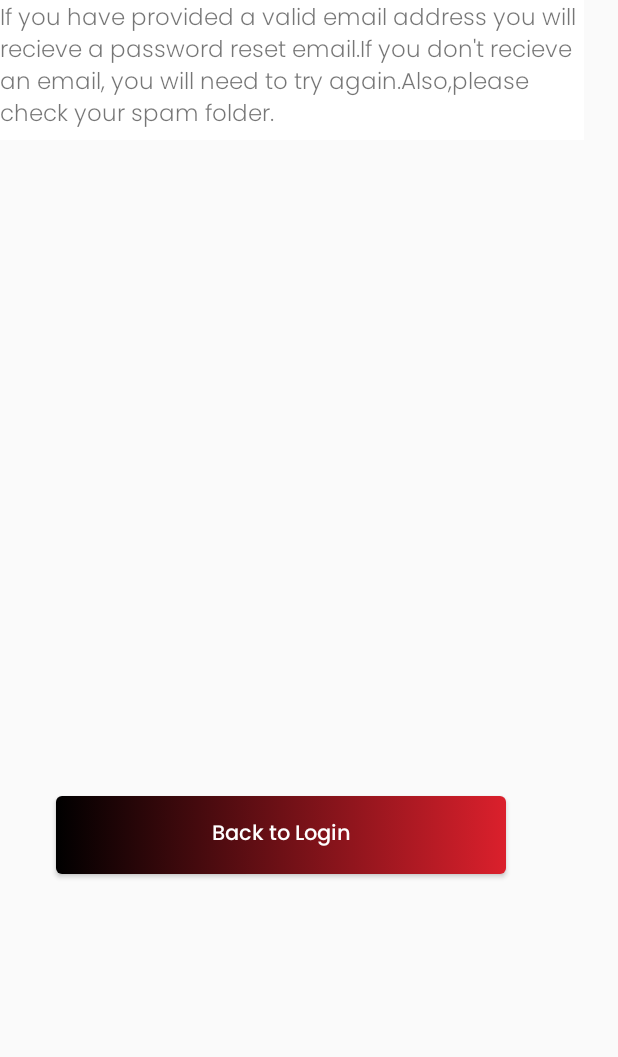
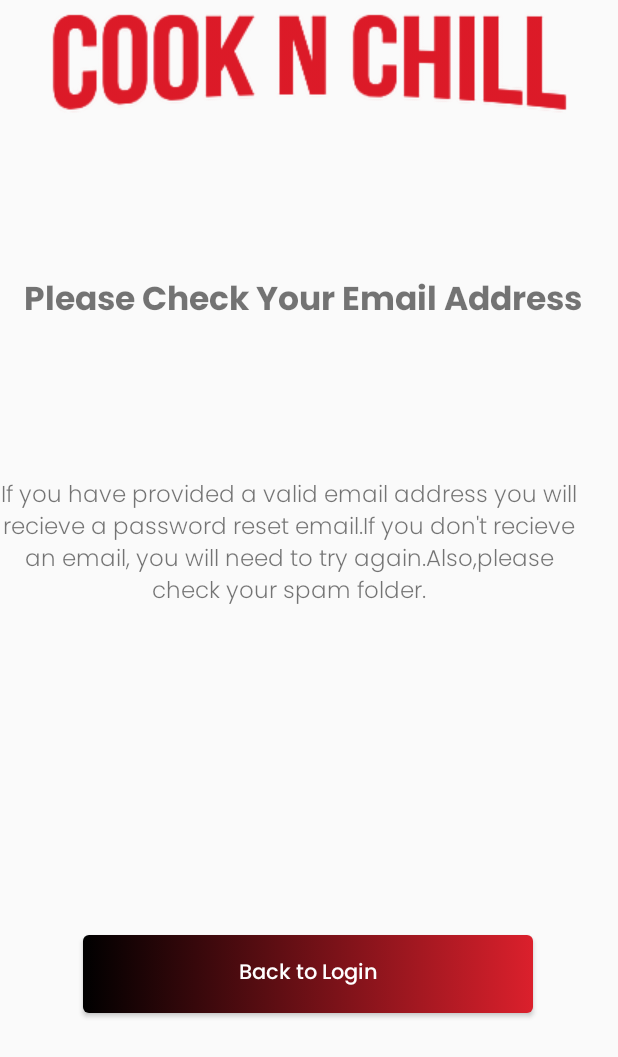
Before and after one commit to AidenGourley/CooknChill, an Android app: the layout activity_forgotten_password2.xml on its own in the app's theme, with its tools: preview values and no code run, on a phone screen of 412 x 824 dp. Shown: the top 1057 px of the screen. Run offline under Robolectric (Android 15) with nearby library versions, the phone set to English and light mode, and no system bars.

Commit message:
Merge branch 'master' of https://github.com/AidenGourley/CooknChill
XML Forgotten password Files Updated

```diff
--- a/app/src/main/AndroidManifest.xml
+++ b/app/src/main/AndroidManifest.xml
@@ -12,7 +12,8 @@
         android:roundIcon="@mipmap/ic_launcher_round"
         android:supportsRtl="true"
         android:theme="@style/AppTheme">
-        <activity android:name=".auth.ForgottenLoginActivity"></activity>
+        <activity android:name=".auth.ForgottenLogin2Activity"></activity>
+        <activity android:name=".auth.ForgottenLoginActivity" />
         <activity android:name=".auth.MainActivity" />
         <activity android:name=".auth.SignUp2Activity" />
         <activity
--- a/app/src/main/res/layout/activity_emailsent.xml
+++ b/app/src/main/res/layout/activity_forgotten_password2.xml
@@ -19,7 +19,7 @@
 
 
     <Button
-        android:id="@+id/backtosignin"
+        android:id="@+id/signIn"
         android:layout_width="300dp"
         android:layout_height="52dp"
         android:background="@drawable/custombutton"
@@ -31,33 +31,39 @@
         android:textColor="@android:color/white"
         app:layout_constraintBottom_toBottomOf="parent"
         app:layout_constraintEnd_toEndOf="parent"
-        app:layout_constraintHorizontal_bias="0.333"
+        app:layout_constraintHorizontal_bias="0.495"
         app:layout_constraintStart_toStartOf="parent"
         app:layout_constraintTop_toTopOf="parent"
-        app:layout_constraintVertical_bias="0.687" />
+        app:layout_constraintVertical_bias="0.807" />
 
     <TextView
         android:id="@+id/check_address"
         android:layout_width="386dp"
         android:layout_height="45dp"
-        android:background="@color/design_default_color_surface"
+        android:layout_marginTop="96dp"
         android:fontFamily="@font/poppinsbold"
         android:text="Please Check Your Email Address"
+        android:textAlignment="center"
         android:textSize="22dp"
-        tools:ignore="MissingConstraints"
-        tools:layout_editor_absoluteX="12dp"
-        tools:layout_editor_absoluteY="202dp" />
+        app:layout_constraintBottom_toTopOf="@+id/email_guide"
+        app:layout_constraintEnd_toEndOf="parent"
+        app:layout_constraintHorizontal_bias="0.36"
+        app:layout_constraintStart_toStartOf="parent"
+        app:layout_constraintTop_toBottomOf="@+id/imageView"
+        app:layout_constraintVertical_bias="0.0"
+        tools:ignore="MissingConstraints" />
 
     <TextView
         android:id="@+id/email_guide"
-        android:layout_width="389dp"
+        android:layout_width="385dp"
         android:layout_height="93dp"
-        android:background="@color/design_default_color_surface"
+        android:layout_marginBottom="212dp"
         android:fontFamily="@font/poppinslight"
         android:text="If you have provided a valid email address you will recieve a password reset email.If you don't recieve an email, you will need to try again.Also,please check your spam folder."
+        android:textAlignment="center"
         android:textSize="15dp"
+        app:layout_constraintBottom_toTopOf="@+id/signIn"
         tools:ignore="MissingConstraints"
-        tools:layout_editor_absoluteX="9dp"
-        tools:layout_editor_absoluteY="270dp" />
+        tools:layout_editor_absoluteX="9dp" />
 
 </androidx.constraintlayout.widget.ConstraintLayout>
```
Also changed, not shown: app/src/main/res/layout/activity_signup.xml (+11 -8 lines), app/src/main/res/layout/activity_forgotten_password.xml (renamed from app/src/main/res/layout/activity_recoverpassword.xml).
